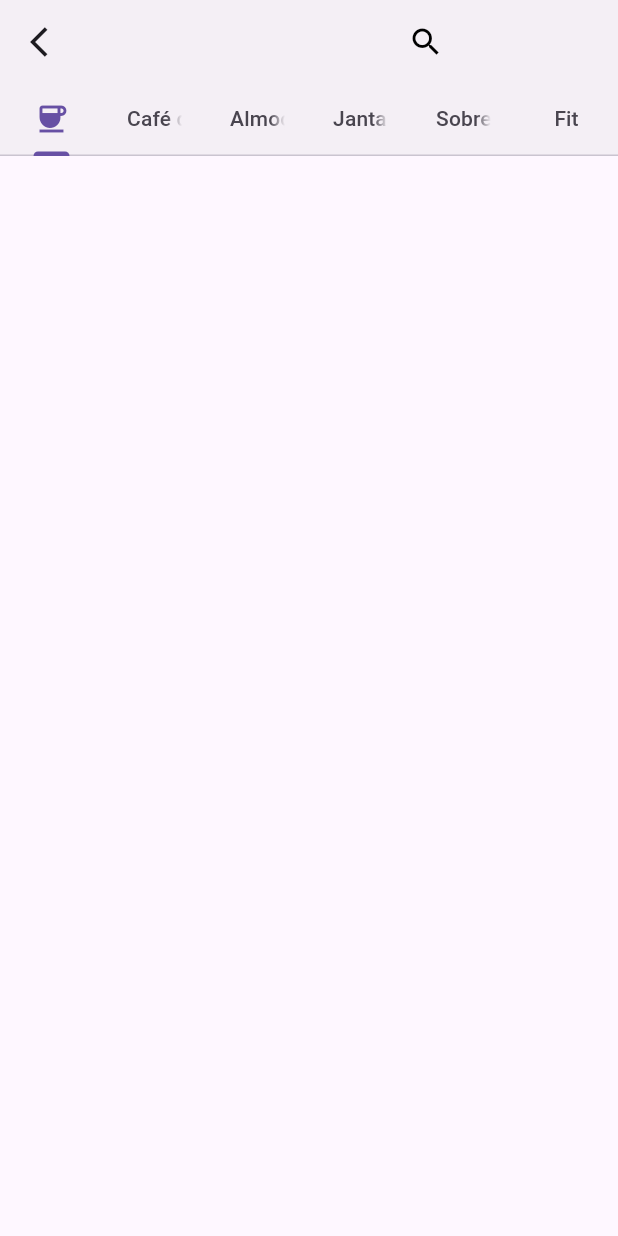
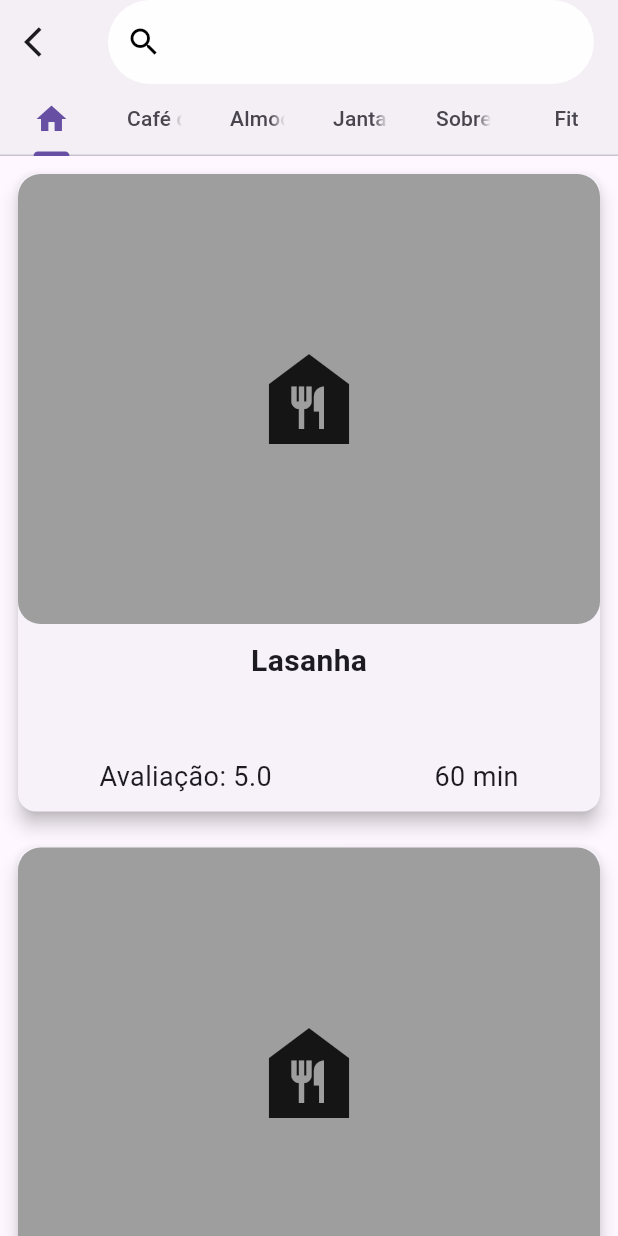
Before and after one commit to robkenha3/Recipe_app, a Flutter app: the screen it shows after launch, on a phone screen of 412 x 824 dp. Run offline on Flutter 3.47's test engine with Material 3 defaults, Android fonts, the phone set to English and light mode, and no system bars.

Commit message:
implemented Card and listView in home

```diff
--- a/lib/main.dart
+++ b/lib/main.dart
@@ -1,7 +1,5 @@
 import 'package:flutter/material.dart';
 import 'view/searchRecipeBar.dart';
-
-import 'view/home.dart';
 
 void main() {
   runApp(RecipeApp());
--- a/lib/model/recipe.dart
+++ b/lib/model/recipe.dart
@@ -2,7 +2,7 @@ import 'package:flutter/material.dart';
 
 class Recipe {
   String name;
-  Icon img;
+  IconData img;
   int preparationTime;
   double avaliation;
 
--- a/lib/view/cards.dart
+++ /dev/null
@@ -1,15 +0,0 @@
-import 'package:flutter/material.dart';
-
-class Cards extends StatefulWidget {
-  const Cards({super.key});
-
-  @override
-  State<Cards> createState() => _CardsState();
-}
-
-class _CardsState extends State<Cards> {
-  @override
-  Widget build(BuildContext context) {
-    return Card();
-  }
-}
--- a/lib/view/home.dart
+++ b/lib/view/home.dart
@@ -1,20 +1,12 @@
 import 'package:flutter/material.dart';
 
-class Home extends StatefulWidget {
+import 'recipeCard.dart';
+
+class Home extends StatelessWidget {
   const Home({super.key});
 
   @override
-  State<Home> createState() => _HomeState();
-}
-
-class _HomeState extends State<Home> {
-  TextEditingController textController = TextEditingController();
-
-  @override
   Widget build(BuildContext context) {
-    return Center(
-
-
-    );
+    return RecipeCard();
   }
 }
--- /dev/null
+++ b/lib/view/recipeCard.dart
@@ -0,0 +1,136 @@
+import 'package:flutter/material.dart';
+
+import '../model/recipe.dart';
+
+class RecipeCard extends StatefulWidget {
+  const RecipeCard({super.key});
+
+  @override
+  State<RecipeCard> createState() => _RecipeCardState();
+}
+
+class _RecipeCardState extends State<RecipeCard> {
+  List<Recipe> recipes = [
+    Recipe(
+      name: 'Lasanha',
+      img: Icons.food_bank,
+      preparationTime: 60,
+      avaliation: 5,
+    ),
+    Recipe(
+      name: 'Strogonoff',
+      img: Icons.food_bank,
+      preparationTime: 40,
+      avaliation: 5,
+    ),
+    Recipe(
+      name: 'Feijoada',
+      img: Icons.food_bank,
+      preparationTime: 120,
+      avaliation: 4,
+    ),
+    Recipe(
+      name: 'Frango Frito',
+      img: Icons.food_bank,
+      preparationTime: 45,
+      avaliation: 5,
+    ),
+    Recipe(
+      name: 'Macarrão a bolonhesa',
+      img: Icons.food_bank,
+      preparationTime: 30,
+      avaliation: 5,
+    ),
+    Recipe(
+      name: 'Galinhada',
+      img: Icons.food_bank,
+      preparationTime: 80,
+      avaliation: 5,
+    ),
+    Recipe(
+      name: 'Bife Acebolado',
+      img: Icons.food_bank,
+      preparationTime: 40,
+      avaliation: 4,
+    ),
+  ];
+
+  List<RecipeInfo> conversorRecipesToRecipeCard() {
+    List<RecipeInfo> newRecipes = recipes.map((el) {
+      return RecipeInfo(recipe: el);
+    }).toList();
+    return newRecipes;
+  }
+
+  @override
+  Widget build(BuildContext context) {
+    return ListView(children: conversorRecipesToRecipeCard());
+  }
+}
+
+class RecipeInfo extends StatelessWidget {
+  Recipe recipe;
+
+  RecipeInfo({super.key, required this.recipe});
+
+  @override
+  Widget build(BuildContext context) {
+    return Padding(
+      padding: const EdgeInsets.all(8.0),
+      child: Card(
+        elevation: 5,
+        child: Column(
+          children: [
+            Row(
+              children: [
+                Expanded(
+                  child: Container(
+                    height: 300,
+                    decoration: BoxDecoration(
+                      color: Colors.grey,
+                      borderRadius: BorderRadius.circular(15.0),
+                    ),
+                    child: Icon(recipe.img, size: 80),
+                  ),
+                ),
+              ],
+            ),
+
+            Row(
+              children: [
+                Expanded(
+                  child: Container(
+                    padding: EdgeInsets.only(top: 10, bottom: 50),
+                    alignment: Alignment.center,
+                    child: Text(
+                      recipe.name,
+                      style: TextStyle(fontSize: 20, fontWeight: FontWeight.bold),
+                    ),
+                  ),
+                ),
+              ],
+            ),
+
+            Container(
+              padding: EdgeInsets.only(bottom: 10),
+              child: Row(
+                mainAxisAlignment: MainAxisAlignment.spaceAround,
+
+                children: [
+                  Text(
+                    "Avaliação: ${recipe.avaliation}",
+                    style: TextStyle(fontSize: 18),
+                  ),
+                  Text(
+                    "${recipe.preparationTime} min",
+                    style: TextStyle(fontSize: 18),
+                  ),
+                ],
+              ),
+            ),
+          ],
+        ),
+      ),
+    );
+  }
+}
--- a/lib/view/searchRecipeBar.dart
+++ b/lib/view/searchRecipeBar.dart
@@ -18,33 +18,35 @@ class _SearchRecipeBarState extends State<SearchRecipeBar> {
       length: 5,
       child: Scaffold(
         appBar: AppBar(
-          leading: Padding(
-            padding: EdgeInsets.symmetric(horizontal: 20.0),
-            child: Icon(Icons.arrow_back_ios),
-          ),
+          leading: Icon(Icons.arrow_back_ios),
           backgroundColor: Color.fromARGB(70, 218, 218, 218),
-          // backgroundColor: Colors.white,
-          title: Padding(
-            padding: EdgeInsets.symmetric(horizontal: 200.0),
-            child: Container(
-              height: 40,
-              decoration: BoxDecoration(
-                color: Color.fromRGBO(255, 254, 254, 1),
+          title: TextField(
+            controller: textController,
+            onChanged: (value) => {setState(() {})},
+            decoration: InputDecoration(
+              border: OutlineInputBorder(
                 borderRadius: BorderRadius.circular(50.0),
-              ),
-              child: TextField(
-                controller: textController,
-                onChanged: (value) => {setState(() {})},
-                decoration: InputDecoration(
-                  border: InputBorder.none,
-                  prefixIcon: Icon(Icons.search, color: Colors.black),
+                borderSide: const BorderSide(
+                  color: Colors.transparent,
+                  width: 0,
                 ),
               ),
+              enabledBorder: OutlineInputBorder(
+                borderRadius: BorderRadius.circular(50.0),
+                borderSide: const BorderSide(
+                  color: Colors.transparent,
+                  width: 0,
+                ),
+              ),
+              filled: true,
+              fillColor: Color.fromRGBO(255, 254, 254, 1),
+              prefixIcon: Icon(Icons.search, color: Colors.black),
             ),
           ),
+
           bottom: const TabBar(
             tabs: [
-              Tab(icon: Icon(Icons.coffee)),
+              Tab(icon: Icon(Icons.home)),
               Tab(text: "Café da manhã"),
               Tab(text: "Almoço"),
               Tab(text: "Jantar"),
@@ -56,7 +58,7 @@ class _SearchRecipeBarState extends State<SearchRecipeBar> {
         body: TabBarView(
           children: [
             Home(),
-            Home(),
+            Container(color: Colors.green),
             Container(color: Colors.red),
             Container(color: Colors.green),
             Container(color: Colors.red),
```
Also changed, not shown: pubspec.lock.
